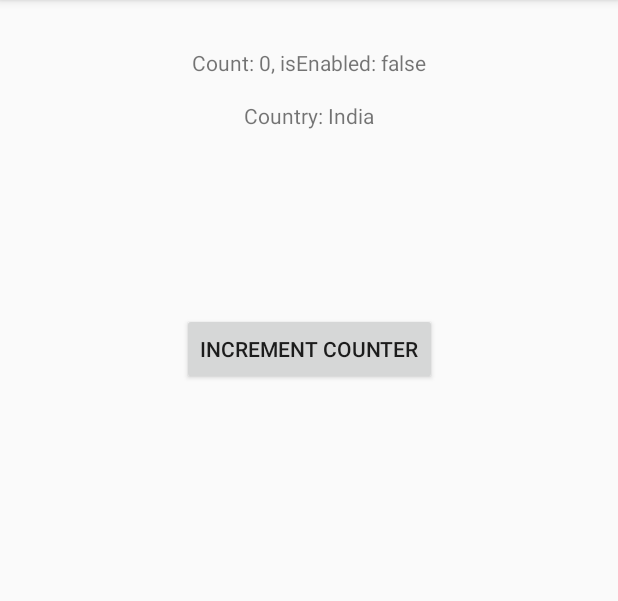
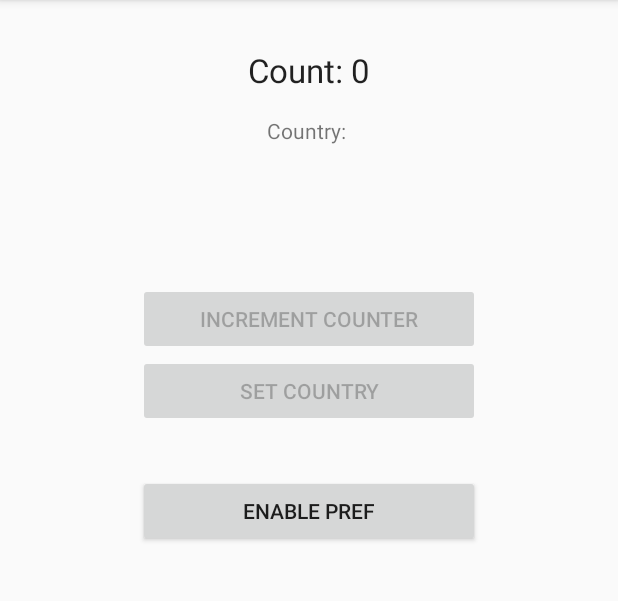
Before and after one commit to pratik-philips/DataStore-Android-Demo, an Android app: the screen it shows after launch (TestActivity before the commit, TestDataStorePreferenceActivity after it), on a phone screen of 412 x 824 dp, the part 84-685 px from its top. Run offline under Robolectric (Android 15) with nearby library versions, the phone set to English and light mode, and no system bars.

Commit message:
View model impl

```diff
--- a/app/src/main/AndroidManifest.xml
+++ b/app/src/main/AndroidManifest.xml
@@ -11,7 +11,7 @@
         android:testOnly="false"
         android:theme="@style/Theme.DataStoreTest">
         <activity
-            android:name="datastorehelper.TestActivity"
+            android:name="datastorehelper.TestDataStorePreferenceActivity"
             android:label="Data Store">
             <intent-filter>
                 <category android:name="android.intent.category.LAUNCHER" />
--- a/app/src/main/java/datastorehelper/AppPreference.kt
+++ b/app/src/main/java/datastorehelper/AppPreference.kt
@@ -25,12 +25,12 @@ class AppPreference(context: Context) : DataStorePreferenceHelper(context){
         return getValue(KEY_COUNTER, 0)
     }
 
-    fun getStoredCountry(): LiveData<String> {
-        return getValue(KEY_COUNTRY, "NA")
+    fun isEnabled(): LiveData<Boolean> {
+        return getValue(KEY_ENABLE, false)
     }
 
-    fun isEnabled(): LiveData<Boolean> {
-        return getValue(KEY_ENABLE, false)
+    suspend fun setEnable(enable: Boolean){
+        setValue(KEY_ENABLE, enable)
     }
 
     suspend fun incrementCounter() {
@@ -45,7 +45,7 @@ class AppPreference(context: Context) : DataStorePreferenceHelper(context){
         setValue(KEY_COUNTRY, country)
     }
 
-    fun getCountry(): String {
-        return getSyncValue(KEY_COUNTRY, "India")
+    fun getCountry(): LiveData<String> {
+        return getValue(KEY_COUNTRY, "")
     }
 }
--- a/app/src/main/java/datastorehelper/DataStorePreferenceHelper.kt
+++ b/app/src/main/java/datastorehelper/DataStorePreferenceHelper.kt
@@ -7,6 +7,7 @@ import androidx.datastore.preferences.preferencesDataStore
 import androidx.lifecycle.LiveData
 import androidx.lifecycle.asLiveData
 import kotlinx.coroutines.CoroutineScope
+import kotlinx.coroutines.Dispatchers
 import kotlinx.coroutines.flow.catch
 import kotlinx.coroutines.flow.first
 import kotlinx.coroutines.flow.map
@@ -22,19 +23,14 @@ private val Context.dataStore by preferencesDataStore(name = DataStorePreference
     }
 )
 
-open class DataStorePreferenceHelper(private val context: Context, coroutineScope: CoroutineScope? = null) {
+open class DataStorePreferenceHelper(private val context: Context) {
 
     companion object {
         const val APP_SETTINGS = "app_settings"
     }
 
-    init {
-        coroutineScope?.let { syncDataStore(it) }
-    }
-
-    @Suppress("MemberVisibilityCanBePrivate")
     fun syncDataStore(coroutineScope: CoroutineScope) {
-        coroutineScope.launch {
+        coroutineScope.launch(Dispatchers.IO) {
             context.dataStore.data.first()
         }
     }
--- /dev/null
+++ b/app/src/main/java/datastorehelper/DataStorePreferenceViewModel.kt
@@ -0,0 +1,37 @@
+package datastorehelper
+
+import android.app.Application
+import androidx.lifecycle.AndroidViewModel
+import androidx.lifecycle.LiveData
+import androidx.lifecycle.viewModelScope
+import kotlinx.coroutines.Dispatchers
+import kotlinx.coroutines.launch
+
+class DataStorePreferenceViewModel(application: Application) : AndroidViewModel(application) {
+    private val dataStoreHelper: AppPreference by lazy { AppPreference(application) }
+    val counterLiveData: LiveData<Int> by lazy { dataStoreHelper.getCounter() }
+    val countryLiveData: LiveData<String> by lazy { dataStoreHelper.getCountry() }
+    val isEnabled: LiveData<Boolean> by lazy { dataStoreHelper.isEnabled() }
+
+    init {
+        dataStoreHelper.syncDataStore(viewModelScope)
+    }
+
+    fun incrementCounter() {
+        viewModelScope.launch(Dispatchers.IO) {
+            dataStoreHelper.incrementCounter()
+        }
+    }
+
+    fun toggle(enable: Boolean){
+        viewModelScope.launch {
+            dataStoreHelper.setEnable(enable)
+        }
+    }
+
+    fun storeCountry(country: String) {
+        viewModelScope.launch(Dispatchers.IO) {
+            dataStoreHelper.setCountry(country)
+        }
+    }
+}
--- a/app/src/main/java/datastorehelper/TestActivity.kt
+++ /dev/null
@@ -1,47 +0,0 @@
-package datastorehelper
-
-import android.os.Bundle
-import androidx.appcompat.app.AppCompatActivity
-import androidx.lifecycle.Observer
-import androidx.lifecycle.lifecycleScope
-import com.example.datastorehelper.R
-import kotlinx.android.synthetic.main.activity_test.*
-import kotlinx.coroutines.runBlocking
-
-class TestActivity : AppCompatActivity() {
-
-    private val dataStoreHelper: AppPreference by lazy { AppPreference(this) }
-
-    override fun onCreate(savedInstanceState: Bundle?) {
-        super.onCreate(savedInstanceState)
-        setContentView(R.layout.activity_test)
-        dataStoreHelper.syncDataStore(lifecycleScope)
-        setCountry(dataStoreHelper.getCountry())
-        dataStoreHelper.getCounter().observe(this, Observer {
-            setCounter(it)
-        })
-        dataStoreHelper.isEnabled().observe(this, Observer {
-            textView.append(", isEnabled: $it")
-        })
-
-        button.setOnClickListener {
-            incrementCounter()
-        }
-        textView.text = dataStoreHelper.getCountry()
-    }
-
-    private fun setCounter(count: Int) {
-        textView.text = "Count: $count"
-    }
-
-    private fun setCountry(country: String) {
-        textView2.text = "Country: $country"
-    }
-
-    private fun incrementCounter() {
-        runBlocking {
-            dataStoreHelper.incrementCounter()
-            dataStoreHelper.setCountry("Aus")
-        }
-    }
-}
--- /dev/null
+++ b/app/src/main/java/datastorehelper/TestDataStorePreferenceActivity.kt
@@ -0,0 +1,69 @@
+package datastorehelper
+
+import android.annotation.SuppressLint
+import android.os.Bundle
+import android.view.View
+import android.widget.EditText
+import androidx.activity.viewModels
+import androidx.appcompat.app.AlertDialog
+import androidx.appcompat.app.AppCompatActivity
+import com.example.datastorehelper.R
+import kotlinx.android.synthetic.main.activity_test.*
+
+class TestDataStorePreferenceActivity : AppCompatActivity() {
+    private val viewModel: DataStorePreferenceViewModel by viewModels()
+
+    override fun onCreate(savedInstanceState: Bundle?) {
+        super.onCreate(savedInstanceState)
+        setContentView(R.layout.activity_test)
+
+        viewModel.counterLiveData.observe(this, {
+            setCounter(it)
+        })
+        viewModel.countryLiveData.observe(this, {
+            setCountry(it)
+        })
+        viewModel.isEnabled.observe(this, {
+            incrementCounter.isEnabled = it
+            setCountry.isEnabled = it
+            setEnableButtonText(it)
+        })
+
+        incrementCounter.setOnClickListener {
+            viewModel.incrementCounter()
+        }
+
+        enablePref.setOnClickListener {
+            viewModel.isEnabled.value?.let { it1 -> viewModel.toggle(!it1) }
+        }
+
+        setCountry.setOnClickListener {
+            val view = View.inflate(this, R.layout.view_edittext, null)
+            val etCountry = view.findViewById<EditText>(R.id.etCountry)
+            etCountry.setText(viewModel.countryLiveData.value ?: "")
+
+            val dialog = AlertDialog.Builder(this).setTitle("Set Country").setPositiveButton(
+                "Save"
+            ) { _, _ ->
+                viewModel.storeCountry(etCountry.text.toString().trim())
+            }.setNegativeButton("Cancel") { _, _ -> }.create()
+
+            dialog.setView(view)
+            dialog.show()
+        }
+    }
+
+    private fun setEnableButtonText(enable: Boolean) {
+        enablePref.text = if (enable) "Disable Pref" else "Enable Pref"
+    }
+
+    @SuppressLint("SetTextI18n")
+    private fun setCounter(count: Int) {
+        textView.text = "Count: $count"
+    }
+
+    @SuppressLint("SetTextI18n")
+    private fun setCountry(country: String) {
+        textView2.text = "Country: $country"
+    }
+}
--- a/app/src/main/res/layout/activity_test.xml
+++ b/app/src/main/res/layout/activity_test.xml
@@ -11,28 +11,63 @@
         android:layout_width="wrap_content"
         android:layout_height="wrap_content"
         android:layout_marginTop="32dp"
-        android:text="TextView"
+        tools:text="TextView"
+        android:textAppearance="?android:textAppearanceLarge"
         app:layout_constraintEnd_toEndOf="parent"
         app:layout_constraintStart_toStartOf="parent"
         app:layout_constraintTop_toTopOf="parent" />
 
     <Button
-        android:id="@+id/button"
-        android:layout_width="wrap_content"
+        android:id="@+id/incrementCounter"
+        android:layout_width="0dp"
         android:layout_height="wrap_content"
-        android:layout_marginTop="122dp"
+        android:layout_marginTop="92dp"
         android:text="Increment Counter"
-        app:layout_constraintEnd_toEndOf="parent"
-        app:layout_constraintStart_toStartOf="parent"
-        app:layout_constraintTop_toBottomOf="@+id/textView2" />
+        app:layout_constraintEnd_toStartOf="@+id/guideline3"
+        app:layout_constraintStart_toStartOf="@+id/guideline2"
+        app:layout_constraintTop_toBottomOf="@+id/textView2"
+        tools:ignore="HardcodedText" />
 
     <TextView
         android:id="@+id/textView2"
         android:layout_width="wrap_content"
         android:layout_height="wrap_content"
         android:layout_marginTop="16dp"
-        android:text="TextView"
+        tools:text="TextView"
         app:layout_constraintEnd_toEndOf="parent"
         app:layout_constraintStart_toStartOf="parent"
         app:layout_constraintTop_toBottomOf="@+id/textView" />
+
+    <Button
+        android:id="@+id/enablePref"
+        android:layout_width="0dp"
+        android:layout_height="wrap_content"
+        android:layout_marginTop="32dp"
+        android:text="Enable Pref"
+        app:layout_constraintEnd_toStartOf="@+id/guideline3"
+        app:layout_constraintStart_toStartOf="@+id/guideline2"
+        app:layout_constraintTop_toBottomOf="@+id/setCountry" />
+
+    <androidx.constraintlayout.widget.Guideline
+        android:id="@+id/guideline2"
+        android:layout_width="wrap_content"
+        android:layout_height="wrap_content"
+        android:orientation="vertical"
+        app:layout_constraintGuide_begin="92dp" />
+
+    <androidx.constraintlayout.widget.Guideline
+        android:id="@+id/guideline3"
+        android:layout_width="wrap_content"
+        android:layout_height="wrap_content"
+        android:orientation="vertical"
+        app:layout_constraintGuide_end="92dp" />
+
+    <Button
+        android:id="@+id/setCountry"
+        android:layout_width="0dp"
+        android:layout_height="wrap_content"
+        android:text="Set Country"
+        app:layout_constraintEnd_toStartOf="@+id/guideline3"
+        app:layout_constraintStart_toStartOf="@+id/guideline2"
+        app:layout_constraintTop_toBottomOf="@+id/incrementCounter" />
 </androidx.constraintlayout.widget.ConstraintLayout>
--- a/build.gradle
+++ b/build.gradle
@@ -1,6 +1,6 @@
 // Top-level build file where you can add configuration options common to all sub-projects/modules.
 buildscript {
-    ext.kotlin_version = "1.3.72"
+    ext.kotlin_version = "1.4.32"
     repositories {
         google()
         jcenter()
@@ -8,6 +8,7 @@ buildscript {
     dependencies {
         classpath "com.android.tools.build:gradle:4.1.3"
         classpath "org.jetbrains.kotlin:kotlin-gradle-plugin:$kotlin_version"
+        classpath 'com.google.protobuf:protobuf-gradle-plugin:0.8.12'
 
         // NOTE: Do not place your application dependencies here; they belong
         // in the individual module build.gradle files
```
Also changed, not shown: app/build.gradle (+35 -1 lines), app/src/main/java/datastorehelper/SettingsHelper.kt (added, +61 -0 lines), app/src/main/res/layout/view_edittext.xml (added, +18 -0 lines), 1 other file.
